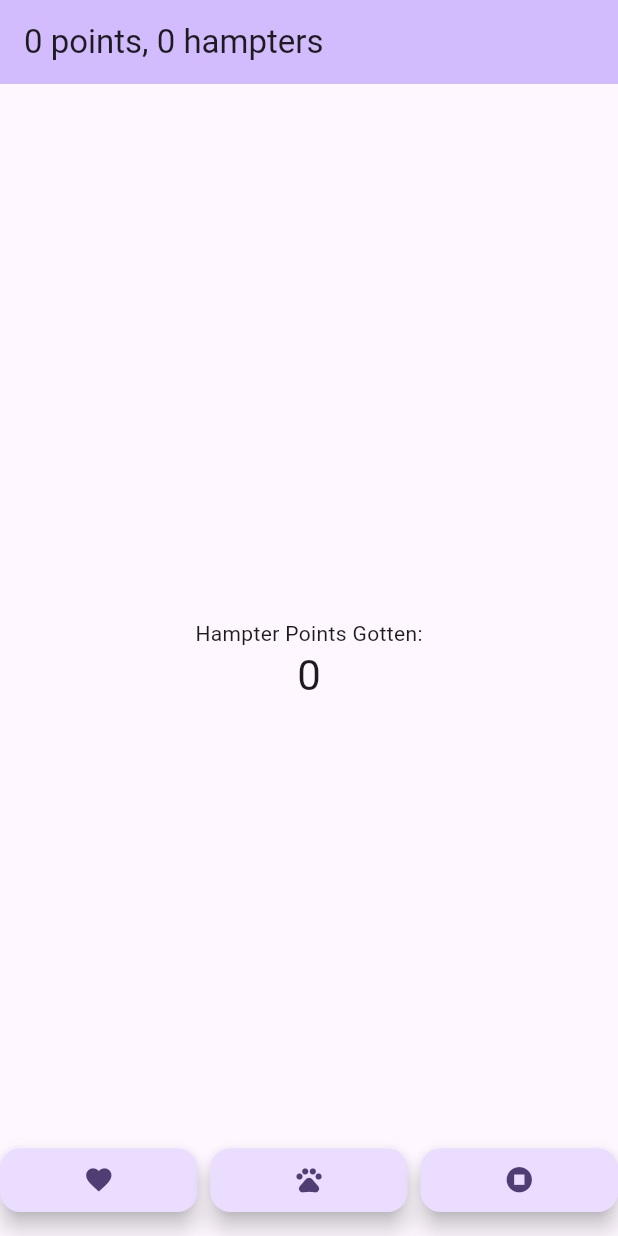
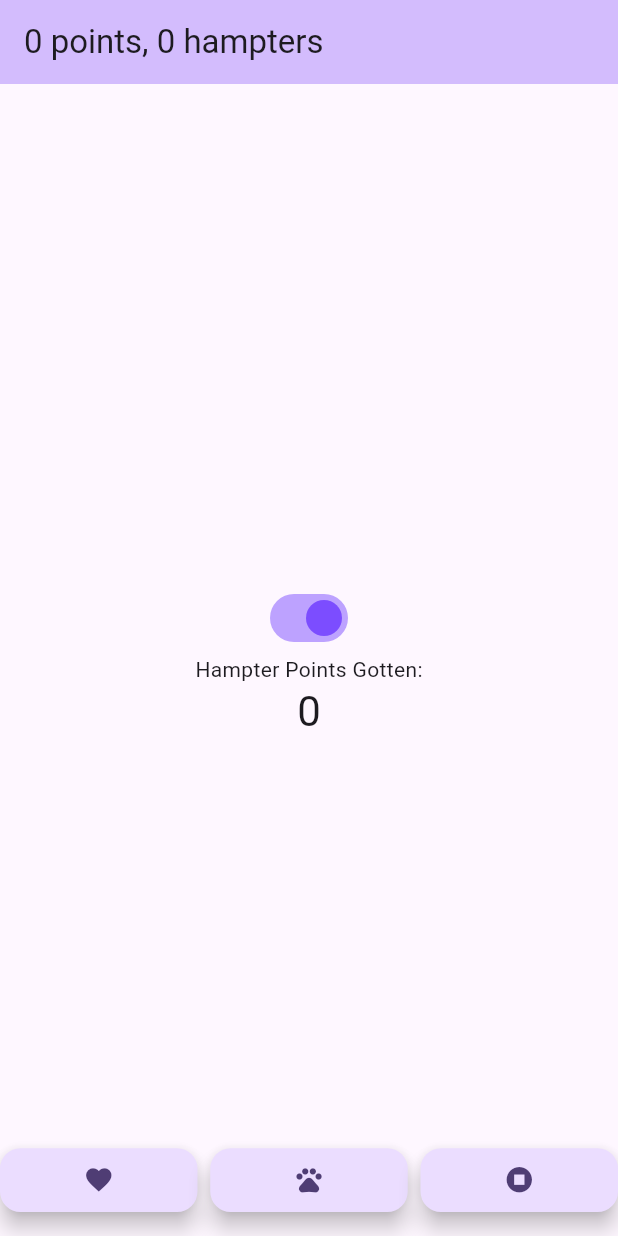
Before and after one commit to Julie12Yu/hampter, a Flutter app: the screen it shows after launch, on a phone screen of 412 x 824 dp. Run offline on Flutter 3.47's test engine with Material 3 defaults, Android fonts, the light colour scheme and no system bars.

Commit message:
dark mode switch on

```diff
--- a/frontend/lib/main.dart
+++ b/frontend/lib/main.dart
@@ -73,6 +73,37 @@ class MyHomePage extends StatefulWidget {
 
   @override
   State<MyHomePage> createState() => _MyHomePageState();
+}
+
+class DarkModeSwitch extends StatefulWidget {
+  const DarkModeSwitch({super.key});
+
+  @override
+  State<DarkModeSwitch> createState() => _DarkModeSwitchState();
+}
+
+class _DarkModeSwitchState extends State<DarkModeSwitch> {
+  bool light = true;
+
+  @override
+  Widget build(BuildContext context) {
+    return Switch(
+      // This bool value toggles the switch.
+      value: light,
+      activeColor: Colors.deepPurpleAccent,
+      onChanged: (bool value) {
+        // This is called when the user toggles the switch.
+        setState(() {
+          if (value) {
+            MyApp.of(context).changeMode(ThemeMode.dark);
+          } else {
+            MyApp.of(context).changeMode(ThemeMode.light);
+          }
+          light = value;
+        });
+      },
+    );
+  }
 }
 
 class _MyHomePageState extends State<MyHomePage> {
@@ -154,6 +185,7 @@ class _MyHomePageState extends State<MyHomePage> {
           // wireframe for each widget.
           mainAxisAlignment: MainAxisAlignment.center,
           children: <Widget>[
+            DarkModeSwitch(),
             const Text(
               'Hampter Points Gotten:',
             ),
```
